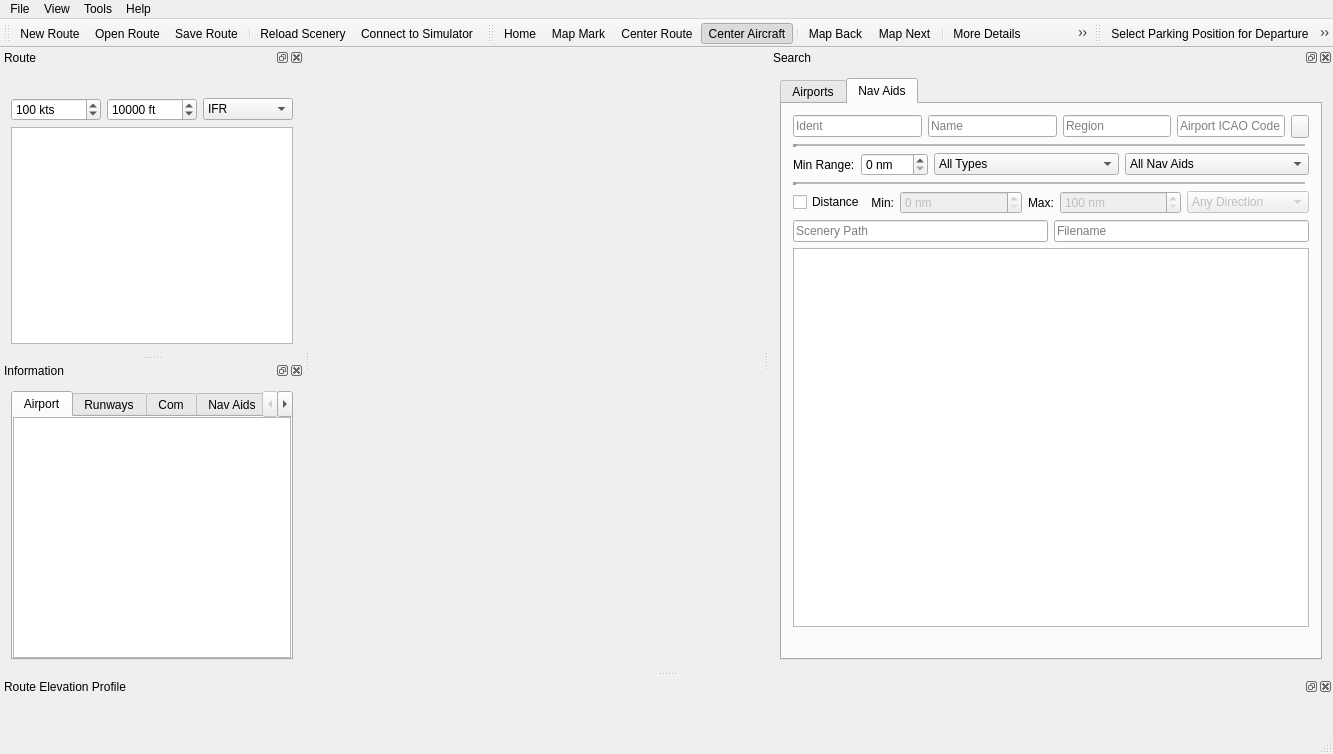
Old version of the form src/gui/mainwindow.ui in the repository albar965/littlenavmap.
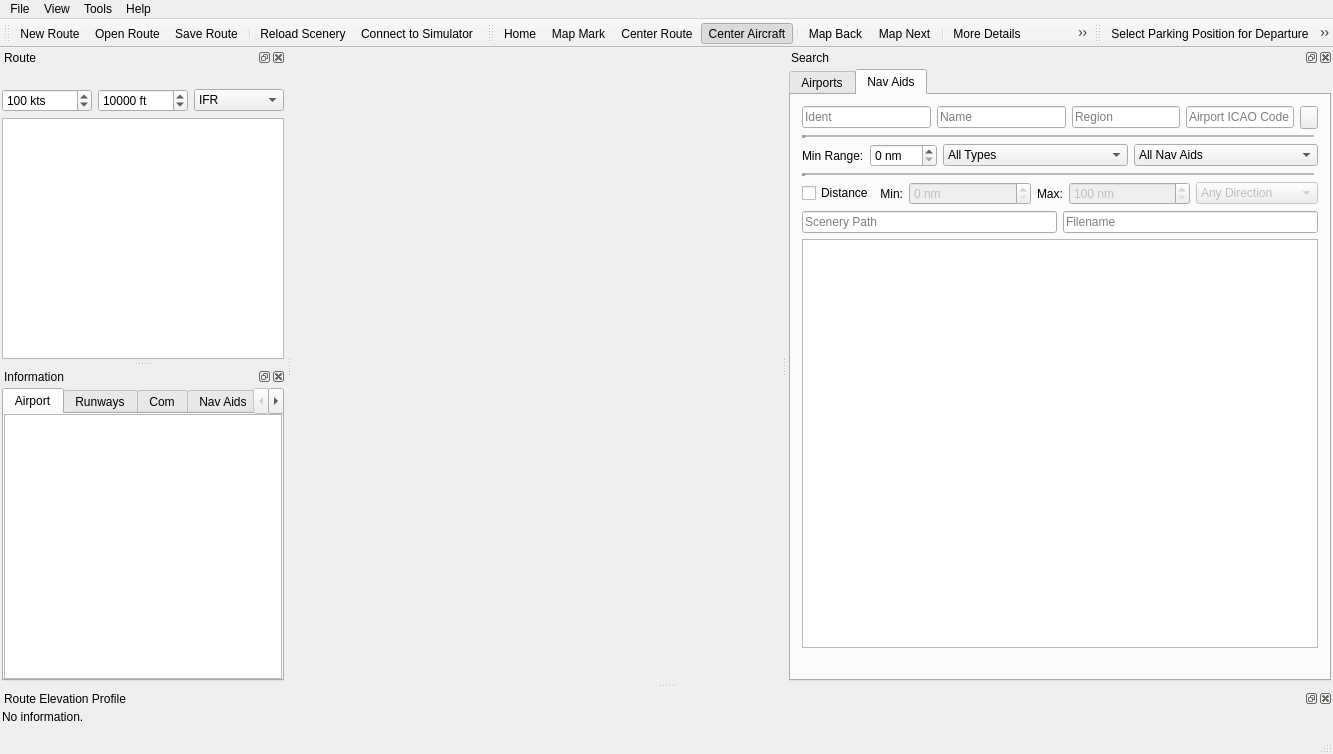
New version of the form. Icons and pictures are not drawn.

Commit message: Set version to 0.8.0.develop. Added aircraft display in profile. Decreased margin for dock windows.

Diff of the .ui file:
```diff
--- a/src/gui/mainwindow.ui
+++ b/src/gui/mainwindow.ui
@@ -95,6 +95,18 @@
    </attribute>
    <widget class="QWidget" name="dockWidgetContentsSearch">
     <layout class="QVBoxLayout" name="verticalLayout_2">
+     <property name="leftMargin">
+      <number>2</number>
+     </property>
+     <property name="topMargin">
+      <number>2</number>
+     </property>
+     <property name="rightMargin">
+      <number>2</number>
+     </property>
+     <property name="bottomMargin">
+      <number>2</number>
+     </property>
      <item>
       <widget class="QTabWidget" name="tabWidgetSearch">
        <property name="currentIndex">
@@ -1455,6 +1467,18 @@
    </attribute>
    <widget class="QWidget" name="dockWidgetContentsRoute">
     <layout class="QVBoxLayout" name="verticalLayout_3">
+     <property name="leftMargin">
+      <number>2</number>
+     </property>
+     <property name="topMargin">
+      <number>2</number>
+     </property>
+     <property name="rightMargin">
+      <number>2</number>
+     </property>
+     <property name="bottomMargin">
+      <number>2</number>
+     </property>
      <item>
       <widget class="QLabel" name="labelRouteInfo">
        <property name="text">
@@ -1599,6 +1623,18 @@
    </attribute>
    <widget class="QWidget" name="dockWidgetContentsInfo">
     <layout class="QVBoxLayout" name="verticalLayout">
+     <property name="leftMargin">
+      <number>2</number>
+     </property>
+     <property name="topMargin">
+      <number>2</number>
+     </property>
+     <property name="rightMargin">
+      <number>2</number>
+     </property>
+     <property name="bottomMargin">
+      <number>2</number>
+     </property>
      <item>
       <widget class="QTabWidget" name="tabWidgetInformation">
        <property name="currentIndex">
@@ -1743,19 +1779,28 @@
    </attribute>
    <widget class="QWidget" name="dockWidgetContentsElevation">
     <layout class="QVBoxLayout" name="verticalLayout_12">
-     <property name="spacing">
-      <number>0</number>
+     <property name="leftMargin">
+      <number>2</number>
      </property>
-     <item>
-      <widget class="QWidget" name="elevationWidgetDummy" native="true"/>
-     </item>
+     <property name="topMargin">
+      <number>2</number>
+     </property>
+     <property name="rightMargin">
+      <number>2</number>
+     </property>
+     <property name="bottomMargin">
+      <number>2</number>
+     </property>
      <item>
       <widget class="QLabel" name="labelElevationInfo">
        <property name="text">
-        <string/>
+        <string>No information.</string>
        </property>
       </widget>
      </item>
+     <item>
+      <widget class="QWidget" name="elevationWidgetDummy" native="true"/>
+     </item>
     </layout>
    </widget>
   </widget>
```
The commit also changes 12 other files.
